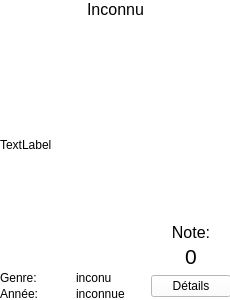
AlexSerfa/DVDFLIX, file C_minifilm.ui: the form before one commit.
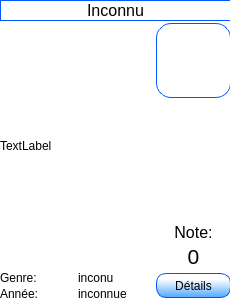
The form after the commit.

```diff
--- a/C_minifilm.ui
+++ b/C_minifilm.ui
@@ -14,7 +14,8 @@
    <string>Form</string>
   </property>
   <property name="styleSheet">
-   <string notr="true">background-color : rgb(255, 255, 255)</string>
+   <string notr="true">background-color : rgb(255, 255, 255);
+border-color: rgb(0, 85, 255);</string>
   </property>
   <widget class="QWidget" name="layoutWidget">
    <property name="geometry">
@@ -57,6 +58,12 @@
         <height>50</height>
        </size>
       </property>
+      <property name="styleSheet">
+       <string notr="true">border-color: rgb(0, 85, 255);
+border-radius:15px;
+border-width: 1px;
+border-style: solid;</string>
+      </property>
       <property name="text">
        <string/>
       </property>
@@ -67,6 +74,19 @@
     </item>
     <item row="5" column="2" rowspan="2">
      <widget class="QPushButton" name="btn_details">
+      <property name="maximumSize">
+       <size>
+        <width>16777215</width>
+        <height>25</height>
+       </size>
+      </property>
+      <property name="styleSheet">
+       <string notr="true">background-color: qlineargradient(spread:pad, x1:0.482412, y1:0.983, x2:0.493025, y2:0.239, stop:0 rgba(85, 170, 255, 255), stop:1 rgba(255, 255, 255, 255));
+border-color: rgb(0, 85, 255);
+border-radius: 10px;
+border-width: 1px;
+border-style: solid;</string>
+      </property>
       <property name="text">
        <string>Détails</string>
       </property>
@@ -104,6 +124,12 @@
         <pointsize>12</pointsize>
        </font>
       </property>
+      <property name="styleSheet">
+       <string notr="true">border-color: rgb(0, 85, 255);
+border-radius:15px;
+border-width: 1px;
+border-style: solid;</string>
+      </property>
       <property name="text">
        <string>Inconnu</string>
       </property>
```
